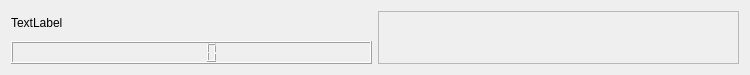
This is Graffik/gui/film/MotionArea/motionbase.ui in DynamicPerception/Graffik_Legacy as Qt 5 draws it before an edit. The edited form follows.
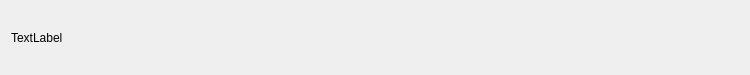
This is the edited form.

Commit message: * Fixing center-line drawing of the motion display areas, adjust layout for the panels

What changed in the file:
```diff
--- a/Graffik/gui/film/MotionArea/motionbase.ui
+++ b/Graffik/gui/film/MotionArea/motionbase.ui
@@ -19,34 +19,13 @@
   <property name="windowTitle">
    <string>Form</string>
   </property>
-  <layout class="QGridLayout" name="gridLayout_2">
-   <item row="0" column="0">
     <layout class="QHBoxLayout" name="horizontalLayout">
      <item>
-      <layout class="QGridLayout" name="gridLayout">
-       <item row="0" column="0">
         <widget class="QLabel" name="label">
          <property name="text">
           <string>TextLabel</string>
          </property>
         </widget>
-       </item>
-       <item row="1" column="0">
-        <widget class="QLCDNumber" name="lcdNumber"/>
-       </item>
-       <item row="0" column="1" rowspan="2">
-        <widget class="QFrame" name="frame">
-         <property name="frameShape">
-          <enum>QFrame::StyledPanel</enum>
-         </property>
-         <property name="frameShadow">
-          <enum>QFrame::Raised</enum>
-         </property>
-        </widget>
-       </item>
-      </layout>
-     </item>
-    </layout>
    </item>
   </layout>
  </widget>
```
Lines whose indentation alone changed are shown as unchanged. The commit also changes 9 other files.
